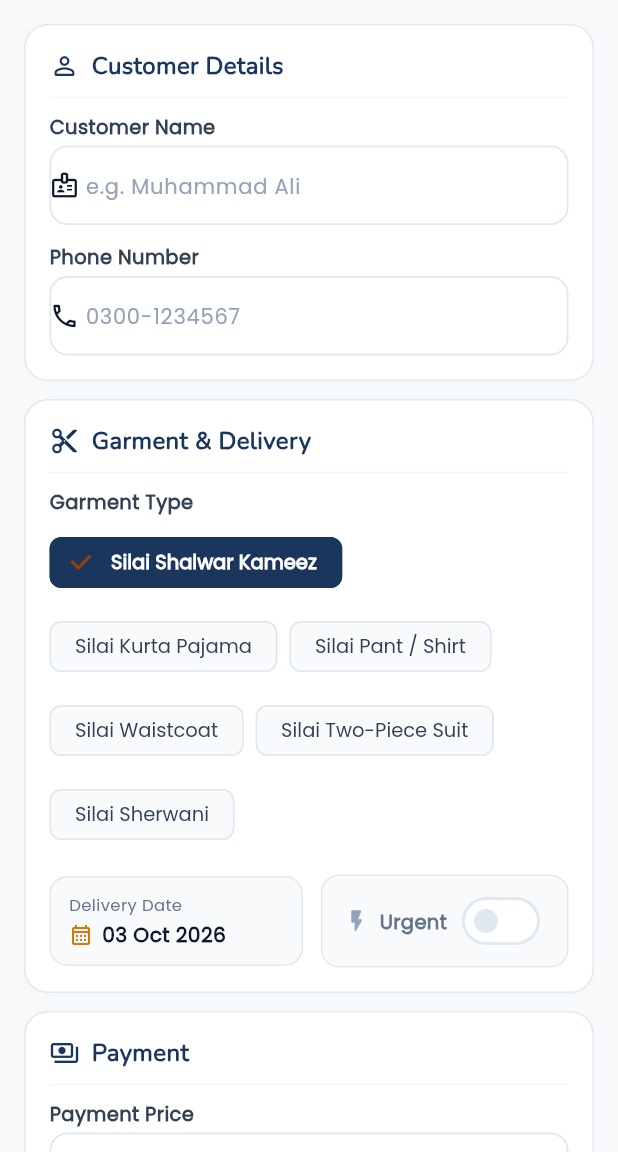
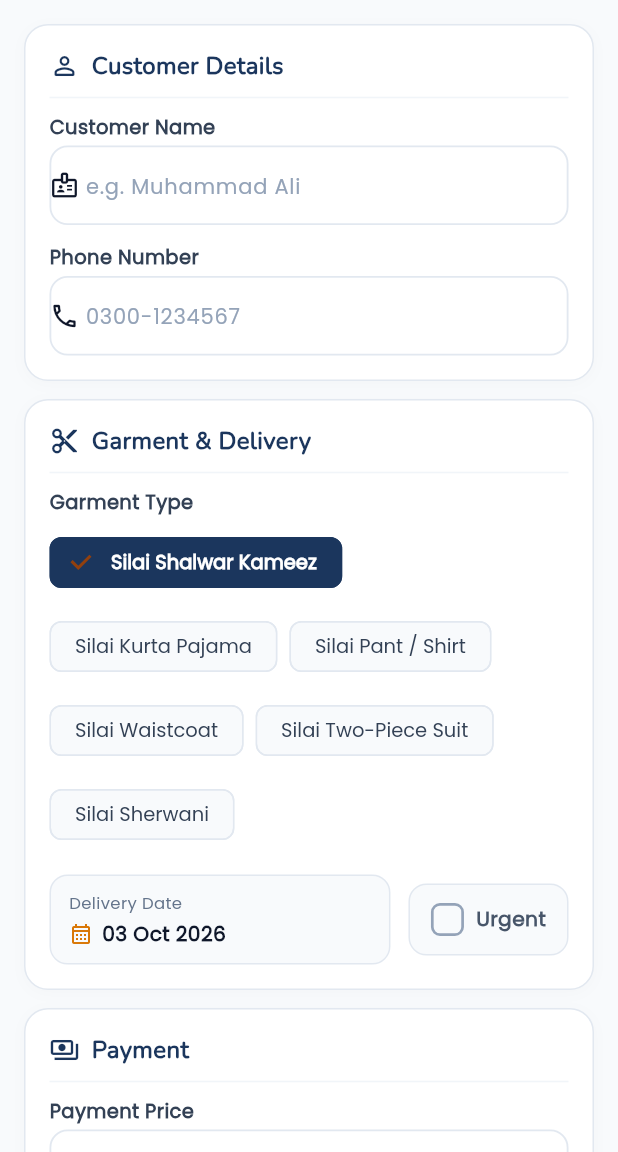
Before and after one commit to fazal-e-haq/DarziDairy, a Flutter app: the CreateOrderScreen screen opened by its route, on a phone screen of 412 x 824 dp, the part 84-1236 px from its top. Run offline on Flutter 3.47's test engine with Material 3 defaults, Android fonts, the phone set to English and light mode, and no system bars; our stand-ins replace go_router.

Commit message:
Update Urgent field in New Order screen to use check icon with name instead of toggle

```diff
--- a/lib/features/orders/presentation/screens/create_order_screen.dart
+++ b/lib/features/orders/presentation/screens/create_order_screen.dart
@@ -448,12 +448,12 @@ class _CreateOrderScreenState extends State<CreateOrderScreen> {
               ),
               const SizedBox(width: 12),
 
-              // Urgent Switch Tile
+              // Urgent Check Tile (Check icon with name instead of toggle)
               InkWell(
                 onTap: () => setState(() => _isUrgent = !_isUrgent),
                 borderRadius: BorderRadius.circular(AppDimensions.radiusMedium),
                 child: Container(
-                  padding: const EdgeInsets.symmetric(horizontal: 14, vertical: 10),
+                  padding: const EdgeInsets.symmetric(horizontal: 14, vertical: 12),
                   decoration: BoxDecoration(
                     color: _isUrgent ? const Color(0xFFFEF2F2) : const Color(0xFFF8FAFC),
                     borderRadius: BorderRadius.circular(AppDimensions.radiusMedium),
@@ -463,28 +463,36 @@ class _CreateOrderScreenState extends State<CreateOrderScreen> {
                     ),
                   ),
                   child: Row(
+                    mainAxisSize: MainAxisSize.min,
                     children: [
-                      Icon(
-                        Icons.flash_on_rounded,
-                        color: _isUrgent ? const Color(0xFFDC2626) : const Color(0xFF94A3B8),
-                        size: 18,
+                      Container(
+                        width: 22,
+                        height: 22,
+                        decoration: BoxDecoration(
+                          color: _isUrgent ? const Color(0xFFDC2626) : Colors.transparent,
+                          borderRadius: BorderRadius.circular(6),
+                          border: Border.all(
+                            color: _isUrgent ? const Color(0xFFDC2626) : const Color(0xFF94A3B8),
+                            width: 1.8,
+                          ),
+                        ),
+                        child: _isUrgent
+                            ? const Icon(
+                                Icons.check_rounded,
+                                size: 16,
+                                color: Colors.white,
+                              )
+                            : null,
                       ),
-                      const SizedBox(width: 6),
+                      const SizedBox(width: 8),
                       Text(
                         'Urgent',
                         style: TextStyle(
                           fontFamily: AppFonts.body,
                           fontWeight: FontWeight.w700,
-                          fontSize: 13,
-                          color: _isUrgent ? const Color(0xFFDC2626) : const Color(0xFF64748B),
+                          fontSize: 13.5,
+                          color: _isUrgent ? const Color(0xFFDC2626) : const Color(0xFF475569),
                         ),
-                      ),
-                      const SizedBox(width: 6),
-                      Switch(
-                        value: _isUrgent,
-                        onChanged: (val) => setState(() => _isUrgent = val),
-                        activeTrackColor: const Color(0xFFDC2626),
-                        materialTapTargetSize: MaterialTapTargetSize.shrinkWrap,
                       ),
                     ],
                   ),
```
